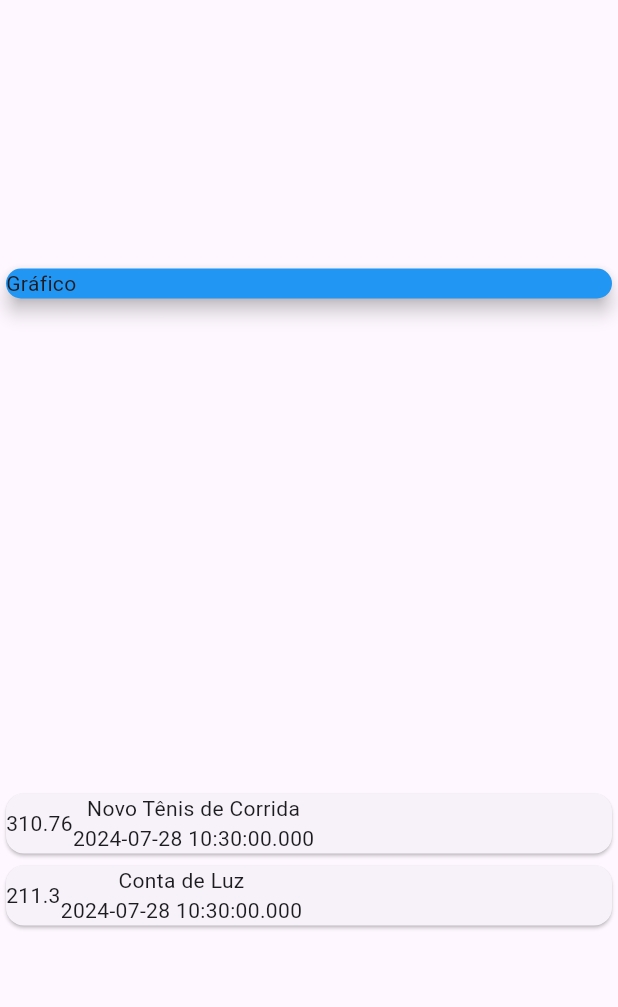
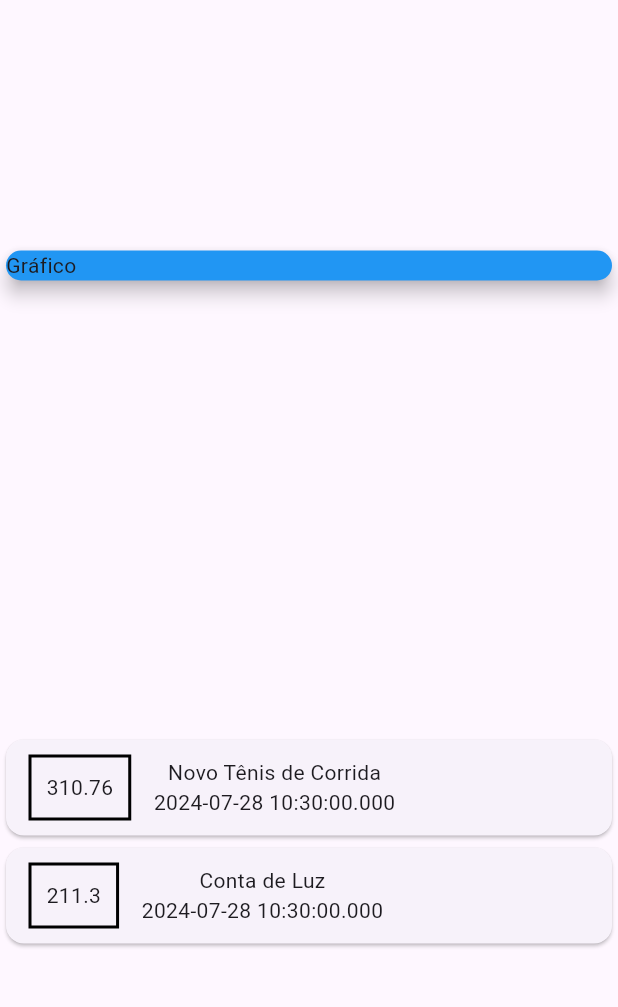
Before and after one commit to so-tha/Expenses_app, a Flutter app: the screen it shows after launch, on a phone screen of 412 x 824 dp, the part 63-1070 px from its top. Run offline on Flutter 3.47's test engine with Material 3 defaults, Android fonts, the light colour scheme and no system bars.

Commit message:
mod: adc margin e padding no card de transações

```diff
--- a/lib/main.dart
+++ b/lib/main.dart
@@ -45,7 +45,18 @@ class Myhomepage extends StatelessWidget {
                 child: Row(
                   children:<Widget>[
                     Container(
-                      child: Text(
+                      margin: const EdgeInsets.symmetric(
+                        horizontal: 15,
+                        vertical: 10
+                        ),
+                        decoration: BoxDecoration(
+                          border: Border.all(
+                            color: Colors.black,
+                            width: 2,
+                          )
+                        ),
+                        padding:EdgeInsets.all(10),
+                        child: Text(
                         tr.value.toString()
                       ),
                     ),
```
